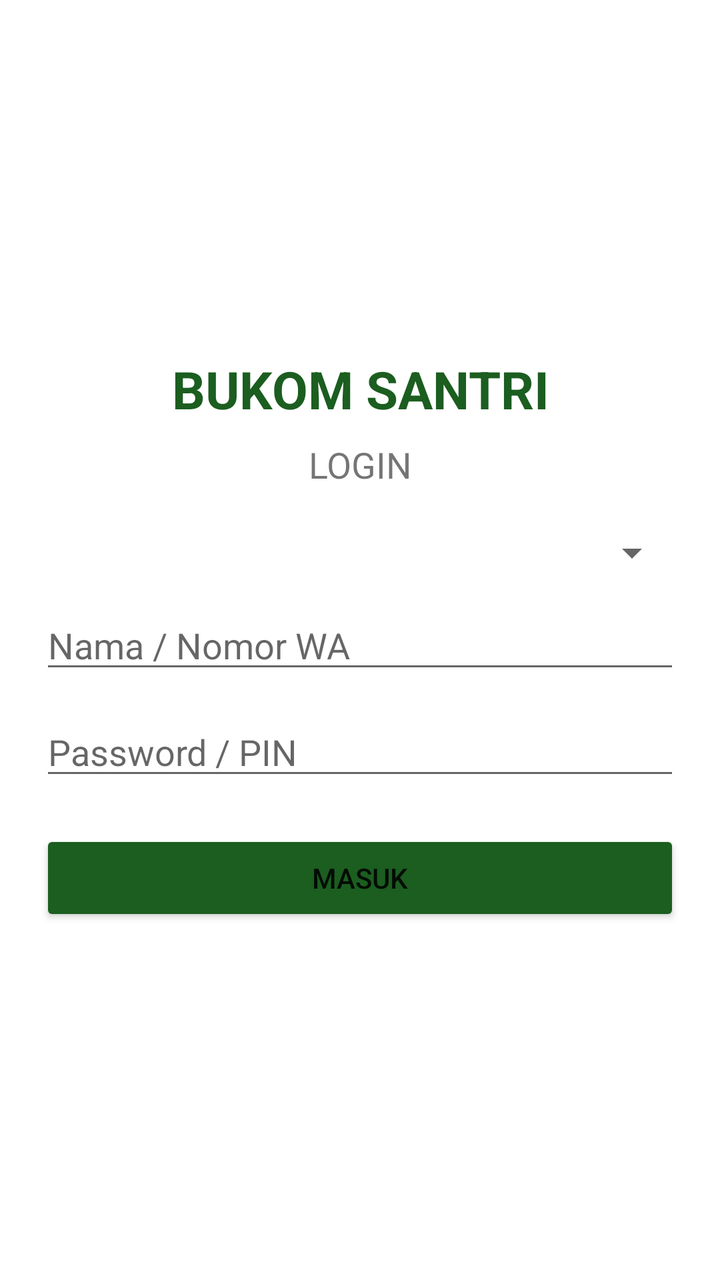
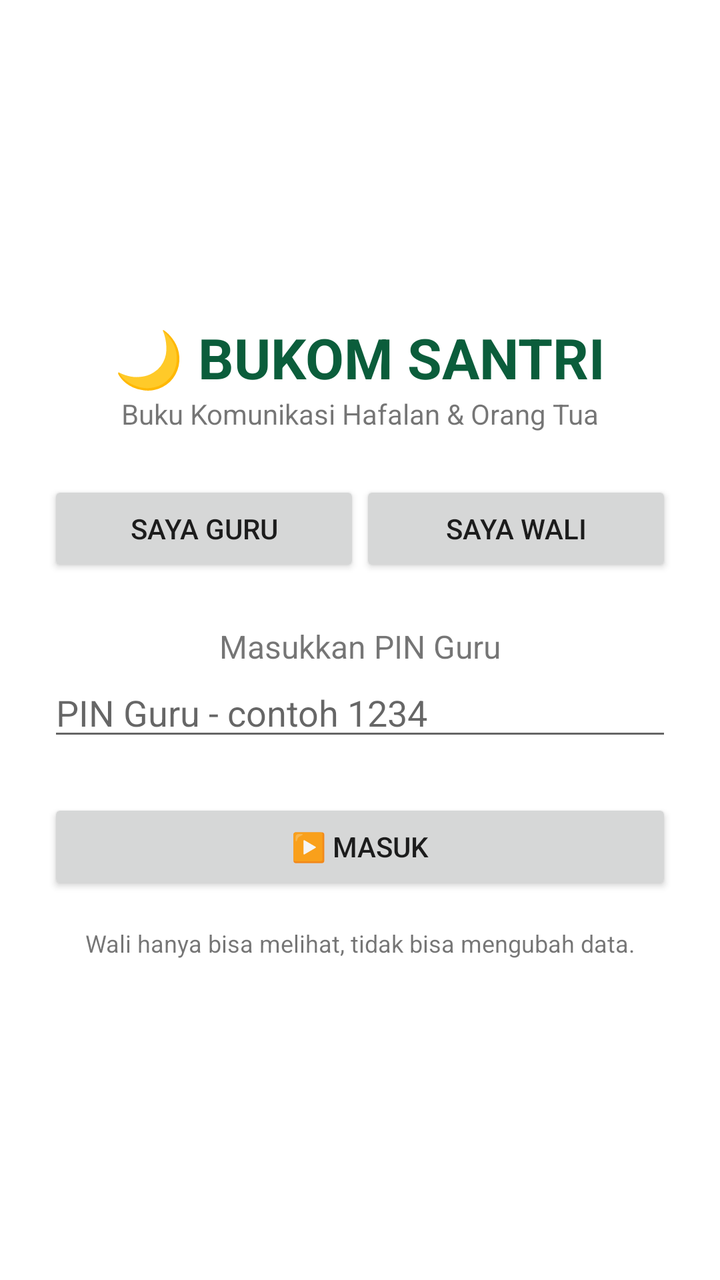

An Android layout rendered at two revisions. The XML below is the earlier revision; the diff shows what the commit changed to produce the second picture.
<!-- AndroidManifest.xml: application theme Theme.AppCompat.Light.DarkActionBar -->
<!-- res/layout/activity_login.xml -->
<?xml version="1.0" encoding="utf-8"?>
<LinearLayout xmlns:android="http://schemas.android.com/apk/res/android"
 android:layout_width="match_parent" android:layout_height="match_parent"
 android:orientation="vertical" android:padding="20dp" android:background="#FFFFFF" android:gravity="center">
  <TextView android:layout_width="match_parent" android:layout_height="wrap_content" android:text="BUKOM SANTRI" android:textSize="26sp" android:textStyle="bold" android:textColor="#1B5E20" android:gravity="center"/>
  <TextView android:layout_width="match_parent" android:layout_height="wrap_content" android:text="LOGIN" android:gravity="center" android:layout_marginTop="8dp" android:textSize="18sp"/>
  <Spinner android:id="@+id/spRole" android:layout_width="match_parent" android:layout_height="wrap_content" android:layout_marginTop="20dp"/>
  <EditText android:id="@+id/etUser" android:layout_width="match_parent" android:layout_height="wrap_content" android:hint="Nama / Nomor WA" android:layout_marginTop="12dp"/>
  <EditText android:id="@+id/etPass" android:layout_width="match_parent" android:layout_height="wrap_content" android:hint="Password / PIN" android:inputType="textPassword" android:layout_marginTop="12dp"/>
  <Button android:id="@+id/btnLogin" android:layout_width="match_parent" android:layout_height="wrap_content" android:text="MASUK" android:layout_marginTop="20dp" android:backgroundTint="#1B5E20"/>
</LinearLayout>
<!-- resources referenced by this layout -->
<resources>

</resources>

<!-- the commit's change to res/layout/activity_login.xml (unified diff, before → after) -->
@@ -1,11 +1,16 @@
 <?xml version="1.0" encoding="utf-8"?>
 <LinearLayout xmlns:android="http://schemas.android.com/apk/res/android"
- android:layout_width="match_parent" android:layout_height="match_parent"
- android:orientation="vertical" android:padding="20dp" android:background="#FFFFFF" android:gravity="center">
-  <TextView android:layout_width="match_parent" android:layout_height="wrap_content" android:text="BUKOM SANTRI" android:textSize="26sp" android:textStyle="bold" android:textColor="#1B5E20" android:gravity="center"/>
-  <TextView android:layout_width="match_parent" android:layout_height="wrap_content" android:text="LOGIN" android:gravity="center" android:layout_marginTop="8dp" android:textSize="18sp"/>
-  <Spinner android:id="@+id/spRole" android:layout_width="match_parent" android:layout_height="wrap_content" android:layout_marginTop="20dp"/>
-  <EditText android:id="@+id/etUser" android:layout_width="match_parent" android:layout_height="wrap_content" android:hint="Nama / Nomor WA" android:layout_marginTop="12dp"/>
-  <EditText android:id="@+id/etPass" android:layout_width="match_parent" android:layout_height="wrap_content" android:hint="Password / PIN" android:inputType="textPassword" android:layout_marginTop="12dp"/>
-  <Button android:id="@+id/btnLogin" android:layout_width="match_parent" android:layout_height="wrap_content" android:text="MASUK" android:layout_marginTop="20dp" android:backgroundTint="#1B5E20"/>
+    android:orientation="vertical" android:padding="24dp"
+    android:gravity="center" android:layout_width="match_parent"
+    android:layout_height="match_parent" android:background="#FFFFFF">
+    <TextView android:text="🌙 BUKOM SANTRI" android:textSize="28sp" android:textStyle="bold" android:textColor="#0B5D3B" android:layout_width="wrap_content" android:layout_height="wrap_content"/>
+    <TextView android:text="Buku Komunikasi Hafalan &amp; Orang Tua" android:textSize="14sp" android:layout_marginBottom="24dp" android:layout_width="wrap_content" android:layout_height="wrap_content"/>
+    <LinearLayout android:orientation="horizontal" android:layout_width="match_parent" android:layout_height="wrap_content">
+        <Button android:id="@+id/btnGuru" android:text="Saya Guru" android:layout_weight="1" android:layout_width="0dp" android:layout_height="wrap_content"/>
+        <Button android:id="@+id/btnWali" android:text="Saya Wali" android:layout_weight="1" android:layout_width="0dp" android:layout_height="wrap_content"/>
+    </LinearLayout>
+    <TextView android:id="@+id/tvLabel" android:text="Masukkan PIN Guru" android:textSize="16sp" android:layout_marginTop="24dp" android:layout_width="wrap_content" android:layout_height="wrap_content"/>
+    <EditText android:id="@+id/etInput" android:hint="PIN Guru - contoh 1234" android:layout_width="match_parent" android:layout_height="wrap_content"/>
+    <Button android:id="@+id/btnMasuk" android:text="▶️ MASUK" android:layout_marginTop="24dp" android:layout_width="match_parent" android:layout_height="wrap_content"/>
+    <TextView android:text="Wali hanya bisa melihat, tidak bisa mengubah data." android:textSize="12sp" android:layout_marginTop="16dp" android:gravity="center" android:layout_width="match_parent" android:layout_height="wrap_content"/>
 </LinearLayout>
